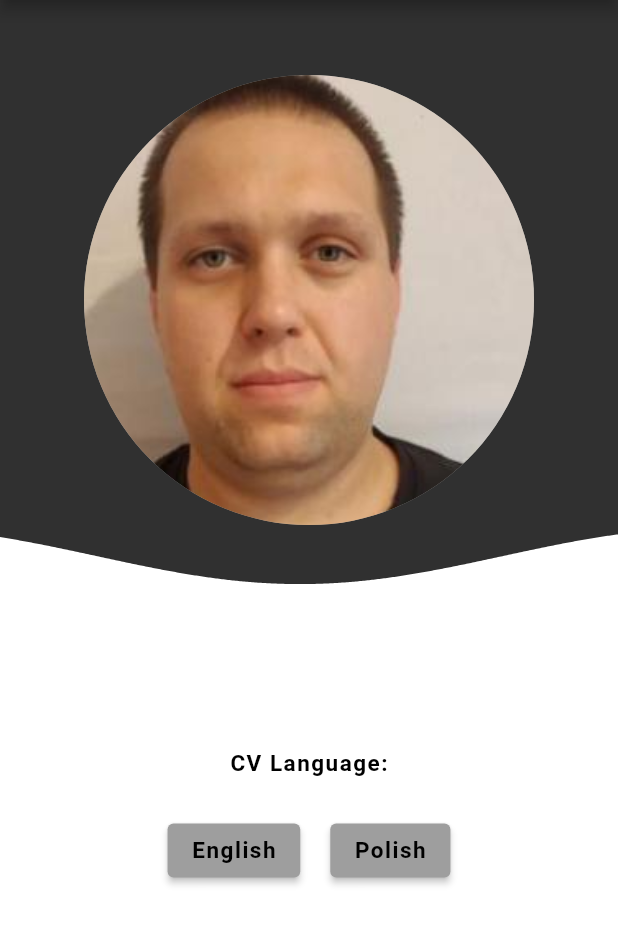
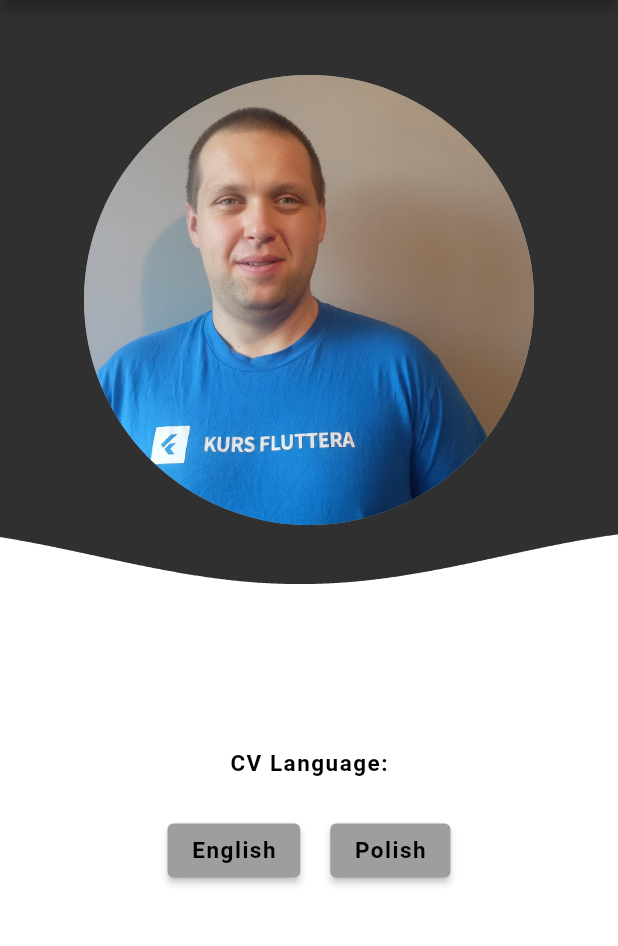
Before and after one commit to n0rb92/norbert_cholody_cv, a Flutter app: the screen it shows after launch, on a phone screen of 412 x 824 dp, the part 84-1030 px from its top. Run offline on Flutter 3.47's test engine with Material 2 defaults, Android fonts, the phone set to English and light mode, and no system bars; our stand-ins replace dio, flutter_bloc, retrofit; missing offline and left inert: dart:js; generated files the repository leaves out were written again.

Commit message:
Add localization map and random image widget

```diff
--- a/lib/pages/first_page.dart
+++ b/lib/pages/first_page.dart
@@ -1,5 +1,6 @@
 import 'package:flutter/material.dart';
 import 'package:norbert_cholody_cv/pages/my_story_page.dart';
+import 'package:norbert_cholody_cv/widgets/foto_widget.dart';
 import 'package:norbert_cholody_cv/widgets/wave_widget.dart';
 
 class FirstPage extends StatelessWidget {
@@ -32,13 +33,7 @@ class FirstPage extends StatelessWidget {
               color: Colors.white,
             ),
           ),
-          const Padding(
-            padding: EdgeInsets.all(50),
-            child: CircleAvatar(
-              backgroundImage: AssetImage('images/foto.jpg'),
-              maxRadius: 150,
-            ),
-          ),
+          const Padding(padding: EdgeInsets.all(50), child: FotoWidget()),
           AnimatedContainer(
             duration: const Duration(milliseconds: 300),
             decoration: BoxDecoration(
--- a/lib/pages/my_story_page.dart
+++ b/lib/pages/my_story_page.dart
@@ -3,6 +3,7 @@ import 'package:flutter/services.dart';
 import 'package:flutter_bloc/flutter_bloc.dart';
 import 'package:norbert_cholody_cv/cubit/theme_cubit.dart';
 import 'package:norbert_cholody_cv/pages/my_skills.dart';
+import 'package:norbert_cholody_cv/widgets/foto_widget.dart';
 import 'package:norbert_cholody_cv/widgets/rotating_logo_widget.dart';
 import 'package:url_launcher/url_launcher.dart';
 
@@ -135,10 +136,7 @@ class MyStoryPage extends StatelessWidget {
               Column(
                 crossAxisAlignment: CrossAxisAlignment.start,
                 children: [
-                  const CircleAvatar(
-                    backgroundImage: AssetImage('images/foto.jpg'),
-                    radius: 120,
-                  ),
+                  const FotoWidget(),
                   const SizedBox(
                     height: 10,
                   ),
--- /dev/null
+++ b/lib/widgets/foto_widget.dart
@@ -0,0 +1,35 @@
+import 'dart:math';
+
+import 'package:flutter/material.dart';
+
+class FotoWidget extends StatefulWidget {
+  const FotoWidget({super.key});
+
+  @override
+  FotoWidgetState createState() => FotoWidgetState();
+}
+
+class FotoWidgetState extends State<FotoWidget> {
+  late String selectedImage;
+  List<String> images = [
+    'images/foto/1.jpg',
+    'images/foto/2.jpg',
+    'images/foto/3.jpg',
+    'images/foto/4.jpg',
+    'images/foto/5.jpg',
+  ];
+
+  @override
+  void initState() {
+    super.initState();
+    selectedImage = images[Random().nextInt(images.length)];
+  }
+
+  @override
+  Widget build(BuildContext context) {
+    return CircleAvatar(
+      backgroundImage: AssetImage(selectedImage),
+      maxRadius: 150,
+    );
+  }
+}
--- a/pubspec.yaml
+++ b/pubspec.yaml
@@ -22,6 +22,10 @@ dependencies:
   retrofit: ^4.0.3
   json_serializable: ^6.7.1
   json_annotation: ^4.8.1
+  geolocator: ^10.1.0
+  js: ^0.6.7
+  webview_flutter_web: ^0.2.2+3
+  webview_flutter: ^4.4.2
 
 
 dev_dependencies:
@@ -44,3 +48,4 @@ flutter:
 
   assets:
     - images/
+    - images/foto/
```
Also changed, not shown: lib/pages/my_skills.dart (+11 -0 lines), lib/widgets/map_widget.dart (added, +39 -0 lines), images/foto.jpg (deleted), images/foto/1.jpg (added), images/foto/2.jpg (added), images/foto/3.jpg (added), images/foto/4.jpg (added), images/foto/5.jpg (added), pubspec.lock, 4 other files.
